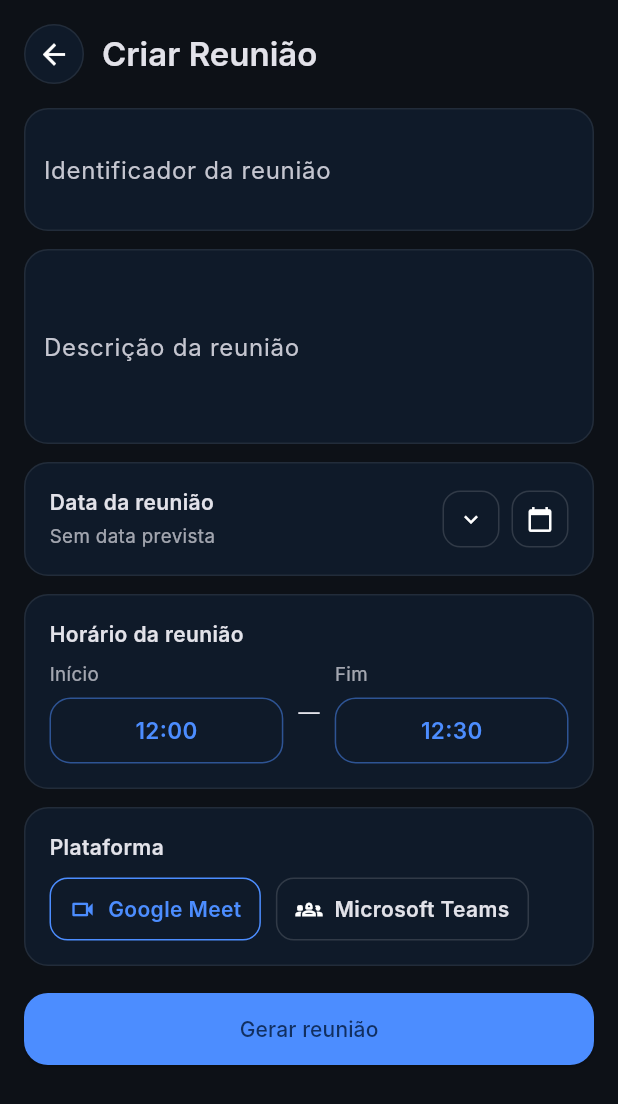
After one commit to otaviocarva7ho/agendai, a Flutter app: the screen it shows after launch, after a tap on an icon or button, on a phone screen of 412 x 824 dp. The commit adds this screen. Shown: the top 1104 px of the screen. Run offline on Flutter 3.47's test engine with Material 3 defaults, Android fonts, the phone set to English and light mode, and no system bars; Roboto replaces fonts that are missing (Inter).

Commit message:
meeting root page

```diff
--- a/lib/presentation/pages/initial.dart
+++ b/lib/presentation/pages/initial.dart
@@ -1,4 +1,5 @@
 import 'package:flutter/material.dart';
+import 'meeting.dart';
 
 /// Página inicial da Agenda.
 /// Use como `home:` no MaterialApp ou registre em uma rota do seu Router.
@@ -66,24 +67,33 @@ class InitialPage extends StatelessWidget {
                   const SizedBox(height: 18),
                   Row(
                     mainAxisAlignment: MainAxisAlignment.spaceBetween,
-                    children: const [
+                    children: [
                       QuickAction(
                         icon: Icons.add,
                         label: 'Criar\nreunião',
+                        // navegação para a tela de criar reunião
+                        onTap: () {
+                          Navigator.of(context).push(
+                            MaterialPageRoute(
+                              builder: (_) => const CriarReuniaoPage(),
                             ),
-                      QuickAction(
+                          );
+                          // ou: Navigator.of(context).pushNamed(CriarReuniaoPage.route);
+                        },
+                      ),
+                      const QuickAction(
                         icon: Icons.cancel_outlined,
                         label: 'Cancelar\nreunião',
                       ),
-                      QuickAction(
+                      const QuickAction(
                         icon: Icons.link,
                         label: 'Inserir código\nde reunião',
                       ),
-                      QuickAction(
+                      const QuickAction(
                         icon: Icons.people_outline,
                         label: 'Histórico de\nreuniões',
                       ),
-                      QuickAction(
+                      const QuickAction(
                         icon: Icons.help_outline,
                         label: 'Ajuda',
                       ),
@@ -239,13 +249,23 @@ class _Header extends StatelessWidget {
 class QuickAction extends StatelessWidget {
   final IconData icon;
   final String label;
-  const QuickAction({super.key, required this.icon, required this.label});
+  final VoidCallback? onTap; // <- adicionado
+
+  const QuickAction({
+    super.key,
+    required this.icon,
+    required this.label,
+    this.onTap,
+  });
 
   @override
   Widget build(BuildContext context) {
     final cs = Theme.of(context).colorScheme;
 
-    return Column(
+    return InkWell(
+      onTap: onTap,
+      borderRadius: BorderRadius.circular(16),
+      child: Column(
         children: [
           Container(
             width: 58,
@@ -278,6 +298,7 @@ class QuickAction extends StatelessWidget {
             ),
           )
         ],
+      ),
     );
   }
 }
--- /dev/null
+++ b/lib/presentation/pages/meeting.dart
@@ -0,0 +1,460 @@
+import 'package:flutter/material.dart';
+
+class CriarReuniaoPage extends StatefulWidget {
+  const CriarReuniaoPage({super.key});
+  static const route = '/criar-reuniao';
+
+  @override
+  State<CriarReuniaoPage> createState() => _CriarReuniaoPageState();
+}
+
+class _CriarReuniaoPageState extends State<CriarReuniaoPage> {
+  final _idCtrl = TextEditingController();
+  final _descCtrl = TextEditingController();
+
+  DateTime? _date;
+  TimeOfDay _start = const TimeOfDay(hour: 12, minute: 00);
+  TimeOfDay _end = const TimeOfDay(hour: 12, minute: 30);
+
+  String _platform = 'meet'; // 'meet' | 'teams'
+
+  @override
+  void dispose() {
+    _idCtrl.dispose();
+    _descCtrl.dispose();
+    super.dispose();
+  }
+
+  Future<void> _pickDate() async {
+    final now = DateTime.now();
+    final picked = await showDatePicker(
+      context: context,
+      initialDate: _date ?? now,
+      firstDate: now.subtract(const Duration(days: 1)),
+      lastDate: now.add(const Duration(days: 365)),
+      builder: (context, child) => Theme(
+        data: Theme.of(context).copyWith(
+          colorScheme: Theme.of(context).colorScheme.copyWith(
+                primary: Theme.of(context).colorScheme.primary,
+              ),
+        ),
+        child: child!,
+      ),
+    );
+    if (picked != null) setState(() => _date = picked);
+  }
+
+  Future<void> _pickTime(bool isStart) async {
+    final base = isStart ? _start : _end;
+    final picked = await showTimePicker(
+      context: context,
+      initialTime: base,
+      builder: (context, child) => Theme(
+        data: Theme.of(context).copyWith(
+          colorScheme: Theme.of(context).colorScheme,
+        ),
+        child: child!,
+      ),
+    );
+    if (picked != null) {
+      setState(() {
+        if (isStart) {
+          _start = picked;
+          // mantém fim pelo menos igual ao início
+          final startMinutes = _start.hour * 60 + _start.minute;
+          final endMinutes = _end.hour * 60 + _end.minute;
+          if (endMinutes <= startMinutes) {
+            final after = startMinutes + 30;
+            _end = TimeOfDay(hour: (after ~/ 60) % 24, minute: after % 60);
+          }
+        } else {
+          _end = picked;
+        }
+      });
+    }
+  }
+
+  String _fmtDate(DateTime d) =>
+      '${d.day.toString().padLeft(2, '0')}/${d.month.toString().padLeft(2, '0')}/${d.year}';
+
+  String _fmtTime(TimeOfDay t) =>
+      '${t.hour.toString().padLeft(2, '0')}:${t.minute.toString().padLeft(2, '0')}';
+
+  @override
+  Widget build(BuildContext context) {
+    final cs = Theme.of(context).colorScheme;
+
+    return SafeArea(
+      child: Scaffold(
+        backgroundColor: Theme.of(context).scaffoldBackgroundColor,
+        body: SingleChildScrollView(
+          padding: const EdgeInsets.fromLTRB(16, 16, 16, 24),
+          child: Column(
+            crossAxisAlignment: CrossAxisAlignment.start,
+            children: [
+              // Header customizado (voltar + título) igual ao mock
+              Row(
+                children: [
+                  InkWell(
+                    onTap: () => Navigator.of(context).pop(),
+                    borderRadius: BorderRadius.circular(26),
+                    child: Container(
+                      width: 40,
+                      height: 40,
+                      decoration: BoxDecoration(
+                        color: const Color(0xFF0F1A29),
+                        borderRadius: BorderRadius.circular(20),
+                        border: Border.all(color: Colors.white.withOpacity(.08)),
+                      ),
+                      child: const Icon(Icons.arrow_back, size: 22),
+                    ),
+                  ),
+                  const SizedBox(width: 12),
+                  Text('Criar Reunião',
+                      style: Theme.of(context)
+                          .textTheme
+                          .titleLarge
+                          ?.copyWith(fontWeight: FontWeight.w600)),
+                ],
+              ),
+              const SizedBox(height: 16),
+
+              // Identificador
+              _FieldCard(
+                label: 'Identificador da reunião',
+                hint: 'ex: Entrevista',
+                controller: _idCtrl,
+              ),
+              const SizedBox(height: 12),
+
+              // Descrição
+              _FieldCard(
+                label: 'Descrição da reunião',
+                hint: 'ex: Sala de reunião para entrevistas',
+                controller: _descCtrl,
+                maxLines: 3,
+              ),
+              const SizedBox(height: 12),
+
+              // Data
+              _BlockCard(
+                child: Row(
+                  children: [
+                    Expanded(
+                      child: _BlockTitleSubtitle(
+                        title: 'Data da reunião',
+                        subtitle:
+                            _date == null ? 'Sem data prevista' : _fmtDate(_date!),
+                      ),
+                    ),
+                    _IconCircleButton(
+                      icon: Icons.expand_more, // seta de dropdown
+                      onTap: _pickDate,
+                    ),
+                    const SizedBox(width: 8),
+                    _IconCircleButton(
+                      icon: Icons.calendar_today,
+                      onTap: _pickDate,
+                    ),
+                  ],
+                ),
+              ),
+              const SizedBox(height: 12),
+
+              // Horário
+              _BlockCard(
+                child: Column(
+                  crossAxisAlignment: CrossAxisAlignment.start,
+                  children: [
+                    Text('Horário da reunião',
+                        style: Theme.of(context)
+                            .textTheme
+                            .bodyMedium
+                            ?.copyWith(fontWeight: FontWeight.w600)),
+                    const SizedBox(height: 8),
+                    Row(
+                      children: [
+                        Expanded(
+                          child: _TimePill(
+                            label: 'Início',
+                            value: _fmtTime(_start),
+                            onTap: () => _pickTime(true),
+                          ),
+                        ),
+                        const Padding(
+                          padding: EdgeInsets.symmetric(horizontal: 10),
+                          child: Text('—'),
+                        ),
+                        Expanded(
+                          child: _TimePill(
+                            label: 'Fim',
+                            value: _fmtTime(_end),
+                            onTap: () => _pickTime(false),
+                          ),
+                        ),
+                      ],
+                    ),
+                  ],
+                ),
+              ),
+              const SizedBox(height: 12),
+
+              // Plataforma
+              _BlockCard(
+                child: Column(
+                  crossAxisAlignment: CrossAxisAlignment.start,
+                  children: [
+                    Text('Plataforma',
+                        style: Theme.of(context)
+                            .textTheme
+                            .bodyMedium
+                            ?.copyWith(fontWeight: FontWeight.w600)),
+                    const SizedBox(height: 10),
+                    Row(
+                      children: [
+                        _PlatformChip(
+                          icon: Icons.videocam_outlined,
+                          text: 'Google Meet',
+                          selected: _platform == 'meet',
+                          onTap: () => setState(() => _platform = 'meet'),
+                        ),
+                        const SizedBox(width: 10),
+                        _PlatformChip(
+                          icon: Icons.groups_2_outlined,
+                          text: 'Microsoft Teams',
+                          selected: _platform == 'teams',
+                          onTap: () => setState(() => _platform = 'teams'),
+                        ),
+                      ],
+                    ),
+                  ],
+                ),
+              ),
+              const SizedBox(height: 18),
+
+              // Botão
+              SizedBox(
+                width: double.infinity,
+                child: ElevatedButton(
+                  style: ElevatedButton.styleFrom(
+                    padding: const EdgeInsets.symmetric(vertical: 14),
+                    shape: RoundedRectangleBorder(
+                      borderRadius: BorderRadius.circular(16),
+                    ),
+                    backgroundColor: cs.primary,
+                    foregroundColor: cs.onPrimary,
+                  ),
+                  onPressed: () {
+                    // aqui você pode salvar/enviar a reunião
+                    ScaffoldMessenger.of(context).showSnackBar(
+                      const SnackBar(content: Text('Reunião gerada!')),
+                    );
+                  },
+                  child: const Text('Gerar reunião'),
+                ),
+              ),
+            ],
+          ),
+        ),
+      ),
+    );
+  }
+}
+
+/// ---------- UI helpers (cards/itens) ----------
+
+class _FieldCard extends StatelessWidget {
+  final String label;
+  final String hint;
+  final TextEditingController controller;
+  final int maxLines;
+
+  const _FieldCard({
+    required this.label,
+    required this.hint,
+    required this.controller,
+    this.maxLines = 1,
+  });
+
+  @override
+  Widget build(BuildContext context) {
+    return Container(
+      padding: const EdgeInsets.all(12),
+      decoration: BoxDecoration(
+        color: const Color(0xFF0F1A29),
+        borderRadius: BorderRadius.circular(16),
+        border: Border.all(color: Colors.white.withOpacity(.08)),
+      ),
+      child: TextField(
+        controller: controller,
+        maxLines: maxLines,
+        decoration: InputDecoration(
+          labelText: label,
+          hintText: hint,
+          border: InputBorder.none,
+        ),
+      ),
+    );
+  }
+}
+
+class _BlockCard extends StatelessWidget {
+  final Widget child;
+  const _BlockCard({required this.child});
+
+  @override
+  Widget build(BuildContext context) {
+    return Container(
+      padding: const EdgeInsets.fromLTRB(16, 16, 16, 16),
+      decoration: BoxDecoration(
+        color: const Color(0xFF0F1A29),
+        borderRadius: BorderRadius.circular(16),
+        border: Border.all(color: Colors.white.withOpacity(.08)),
+      ),
+      child: child,
+    );
+  }
+}
+
+class _BlockTitleSubtitle extends StatelessWidget {
+  final String title;
+  final String subtitle;
+  const _BlockTitleSubtitle({required this.title, required this.subtitle});
+
+  @override
+  Widget build(BuildContext context) {
+    return Column(
+      crossAxisAlignment: CrossAxisAlignment.start,
+      children: [
+        Text(title,
+            style: Theme.of(context)
+                .textTheme
+                .bodyMedium
+                ?.copyWith(fontWeight: FontWeight.w600)),
+        const SizedBox(height: 4),
+        Opacity(
+          opacity: .7,
+          child: Text(subtitle, style: const TextStyle(fontSize: 12.5)),
+        ),
+      ],
+    );
+  }
+}
+
+class _IconCircleButton extends StatelessWidget {
+  final IconData icon;
+  final VoidCallback onTap;
+
+  const _IconCircleButton({required this.icon, required this.onTap});
+
+  @override
+  Widget build(BuildContext context) {
+    return InkWell(
+      onTap: onTap,
+      borderRadius: BorderRadius.circular(12),
+      child: Container(
+        width: 38,
+        height: 38,
+        alignment: Alignment.center,
+        decoration: BoxDecoration(
+          borderRadius: BorderRadius.circular(12),
+          border: Border.all(color: Colors.white.withOpacity(.14)),
+        ),
+        child: Icon(icon, size: 18),
+      ),
+    );
+  }
+}
+
+class _TimePill extends StatelessWidget {
+  final String label;
+  final String value;
+  final VoidCallback onTap;
+
+  const _TimePill({
+    required this.label,
+    required this.value,
+    required this.onTap,
+  });
+
+  @override
+  Widget build(BuildContext context) {
+    final cs = Theme.of(context).colorScheme;
+    return Column(
+      crossAxisAlignment: CrossAxisAlignment.start,
+      children: [
+        Opacity(
+          opacity: .7,
+          child: Text(label, style: const TextStyle(fontSize: 12.5)),
+        ),
+        const SizedBox(height: 6),
+        InkWell(
+          onTap: onTap,
+          borderRadius: BorderRadius.circular(14),
+          child: Container(
+            height: 44,
+            alignment: Alignment.center,
+            decoration: BoxDecoration(
+              borderRadius: BorderRadius.circular(14),
+              border: Border.all(color: cs.primary.withOpacity(.5)),
+            ),
+            child: Text(
+              value,
+              style: TextStyle(
+                fontWeight: FontWeight.w600,
+                color: cs.primary,
+                fontSize: 15,
+              ),
+            ),
+          ),
+        ),
+      ],
+    );
+  }
+}
+
+class _PlatformChip extends StatelessWidget {
+  final IconData icon;
+  final String text;
+  final bool selected;
+  final VoidCallback onTap;
+
+  const _PlatformChip({
+    required this.icon,
+    required this.text,
+    required this.selected,
+    required this.onTap,
+  });
+
+  @override
+  Widget build(BuildContext context) {
+    final cs = Theme.of(context).colorScheme;
+    return InkWell(
+      onTap: onTap,
+      borderRadius: BorderRadius.circular(12),
+      child: Container(
+        padding: const EdgeInsets.symmetric(horizontal: 12, vertical: 10),
+        decoration: BoxDecoration(
+          borderRadius: BorderRadius.circular(12),
+          border: Border.all(
+            color: selected ? cs.primary : Colors.white.withOpacity(.14),
+          ),
+        ),
+        child: Row(
+          mainAxisSize: MainAxisSize.min,
+          children: [
+            Icon(icon, size: 18, color: selected ? cs.primary : null),
+            const SizedBox(width: 8),
+            Text(
+              text,
+              style: TextStyle(
+                fontWeight: FontWeight.w600,
+                color: selected ? cs.primary : null,
+              ),
+            ),
+          ],
+        ),
+      ),
+    );
+  }
+}
```
Lines whose indentation alone changed are shown as unchanged.
